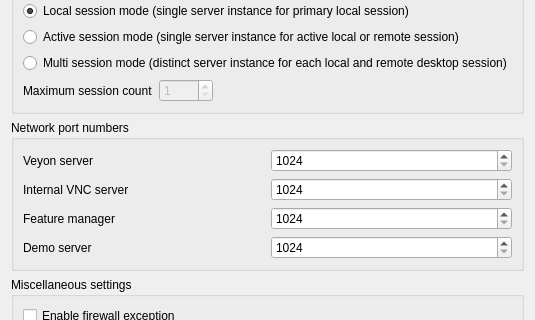
Qt form configurator/src/ServiceConfigurationPage.ui (rsamjkt/veyon-macos) before a commit; both pictures show x 0 to 535 and y 201 to 521 of the 535 by 825 pixel window.
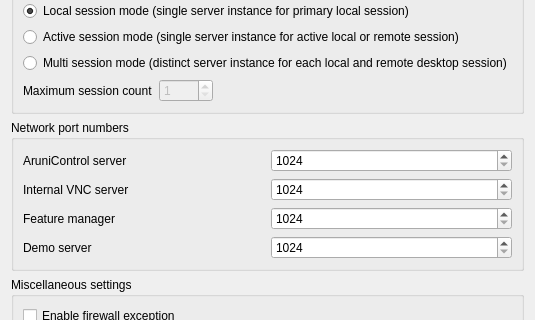
The same form after that commit. Icons and pictures are not drawn.

Commit message:
Rebrand product to AruniControl (GPLv2 fork of Veyon)
- Product/app name Veyon -> AruniControl (org=Arunika, domain=arunika.id)
- 109 user-facing UI strings rebranded across 65 files
- launchd service label, bundle IDs, app bundle names updated
- package-macos*.sh now build AruniControl[.app] (Master/Configurator)
- ATTRIBUTION.md added; original Veyon copyright/license notices preserved

```diff
--- a/configurator/src/ServiceConfigurationPage.ui
+++ b/configurator/src/ServiceConfigurationPage.ui
@@ -216,7 +216,7 @@
       <item row="0" column="0">
        <widget class="QLabel" name="label_12">
         <property name="text">
-         <string>Veyon server</string>
+         <string>AruniControl server</string>
         </property>
        </widget>
       </item>
```
Left out of the diff: 2 changed lines with no effect on the pictures. The commit also changes 69 other files.
